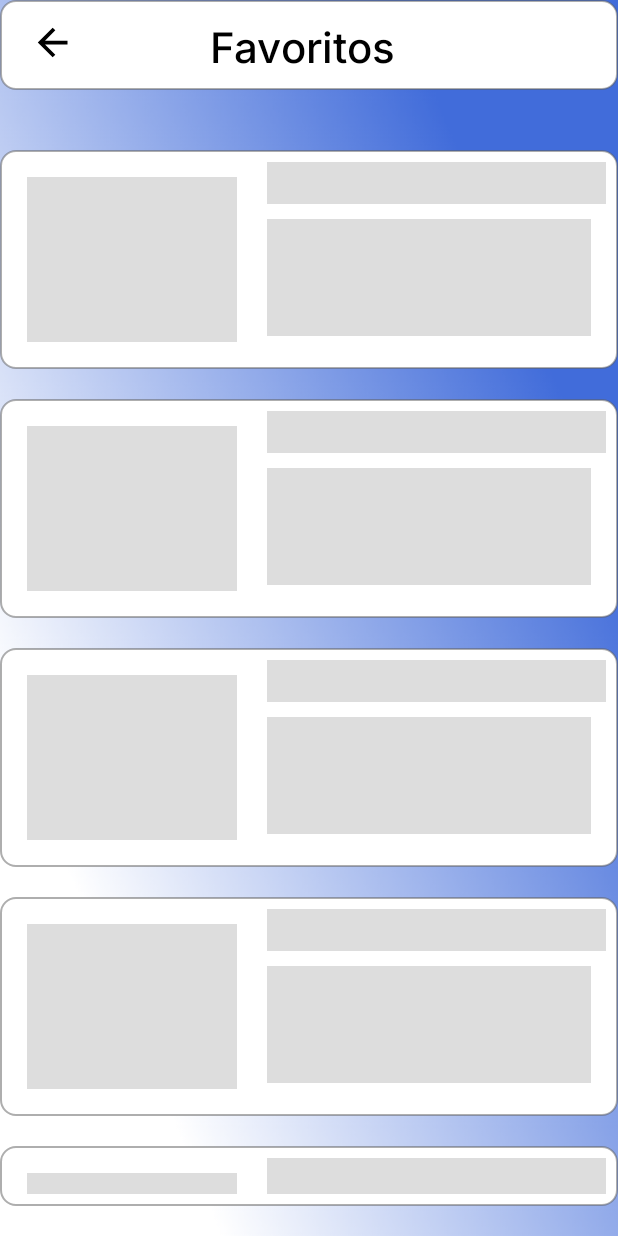
After one commit to Risk43/proyectoKotlin, an Android app: the FavoritesActivity screen opened directly, with no data from a screen before it, on a phone screen of 412 x 824 dp. The commit adds this screen. Run offline under Robolectric (Android 15) with nearby library versions, the phone set to English and light mode, and no system bars; our stand-ins replace Shimmer.

Commit message:
Perfil terminado, inicio part favoritos

```diff
--- /dev/null
+++ b/app/src/main/java/com/example/proyectokotlin/activities/FavoritesActivity.kt
@@ -0,0 +1,12 @@
+package com.example.proyectokotlin.activities
+
+import androidx.appcompat.app.AppCompatActivity
+import android.os.Bundle
+import com.example.proyectokotlin.R
+
+class FavoritesActivity : AppCompatActivity() {
+    override fun onCreate(savedInstanceState: Bundle?) {
+        super.onCreate(savedInstanceState)
+        setContentView(R.layout.activity_favorites)
+    }
+}
--- /dev/null
+++ b/app/src/main/res/layout/activity_favorites.xml
@@ -0,0 +1,71 @@
+<?xml version="1.0" encoding="utf-8"?>
+<LinearLayout xmlns:android="http://schemas.android.com/apk/res/android"
+    xmlns:app="http://schemas.android.com/apk/res-auto"
+    xmlns:tools="http://schemas.android.com/tools"
+    android:layout_width="match_parent"
+    android:layout_height="match_parent"
+    tools:context=".activities.FavoritesActivity"
+    android:background="@mipmap/bg"
+    android:orientation="vertical">
+
+    <LinearLayout
+        android:layout_width="match_parent"
+        android:layout_height="60dp"
+        android:background="@drawable/location_item_layout"
+        android:orientation="horizontal">
+
+        <ImageView
+            android:id="@+id/ivMenu"
+            android:layout_height="30dp"
+            android:layout_width="30dp"
+            android:layout_marginTop="13dp"
+            android:layout_marginLeft="20dp"
+            android:background="@drawable/arrow_left"
+            android:backgroundTint="@color/black"/>
+
+        <TextView
+            android:layout_height="wrap_content"
+            android:layout_width="wrap_content"
+            android:layout_marginLeft="90dp"
+            android:layout_gravity="center"
+            android:fontFamily="@font/inter_medium"
+            android:textSize="28dp"
+            android:textColor="@color/black"
+            android:text="Favoritos"/>
+
+    </LinearLayout>
+
+    <com.facebook.shimmer.ShimmerFrameLayout
+        android:id="@+id/shimmer_view_container"
+        android:layout_width="wrap_content"
+        android:layout_height="wrap_content"
+        android:layout_marginTop="40dp"
+        android:orientation="vertical"
+        app:layout_constraintStart_toStartOf="@+id/rvLocations"
+        app:layout_constraintTop_toTopOf="parent">
+
+    <LinearLayout
+        android:layout_width="match_parent"
+        android:layout_height="wrap_content"
+        android:orientation="vertical">
+
+        <include layout="@layout/location_row_load" />
+        <include layout="@layout/location_row_load" />
+        <include layout="@layout/location_row_load" />
+        <include layout="@layout/location_row_load" />
+        <include layout="@layout/location_row_load" />
+        <include layout="@layout/location_row_load" />
+
+    </LinearLayout>
+
+        <androidx.recyclerview.widget.RecyclerView
+            android:id="@+id/rvFavLocations"
+            android:layout_width="match_parent"
+            android:layout_height="match_parent"
+            app:layout_constraintBottom_toBottomOf="@+id/shimmer_view_container"
+            app:layout_constraintEnd_toEndOf="parent"
+            app:layout_constraintStart_toStartOf="parent" />
+
+    </com.facebook.shimmer.ShimmerFrameLayout>
+
+</LinearLayout>
--- a/app/src/main/res/layout/activity_locations.xml
+++ b/app/src/main/res/layout/activity_locations.xml
@@ -34,11 +34,13 @@
                 android:textSize="32dp"/>
 
             <ImageView
+                android:id="@+id/ivSetFavorite"
                 android:layout_width="40dp"
                 android:layout_height="40dp"
                 android:layout_marginTop="10dp"
                 android:layout_marginLeft="-60dp"
-                android:background="@drawable/ic_fav"/>
+                android:background="@drawable/ic_fav"
+                android:backgroundTint="@color/out_line"/>
 
         </LinearLayout>
 
--- a/app/src/main/res/values/colors.xml
+++ b/app/src/main/res/values/colors.xml
@@ -14,6 +14,7 @@
     <color name="salmon_pastel">#ffccdd</color>
     <color name="salmon">#EA786F</color>
     <color name="salmon_dark">#ff4f78</color>
+    <color name="red">#FF0000</color>
 
     <color name="blue_pastel">#cce6ff</color>
     <color name="blue_light">#00BCD4</color>
--- a/build.gradle
+++ b/build.gradle
@@ -19,7 +19,7 @@ buildscript {
 }
 
 plugins {
-    id 'com.android.application' version '8.0.2' apply false
-    id 'com.android.library' version '8.0.2' apply false
+    id 'com.android.application' version '8.1.0' apply false
+    id 'com.android.library' version '8.1.0' apply false
     id 'org.jetbrains.kotlin.android' version '1.8.20' apply false
 }
```
Also changed, not shown: app/src/main/AndroidManifest.xml (+6 -3 lines), app/src/main/java/com/example/proyectokotlin/activities/LocationsActivity.kt (+87 -10 lines), app/src/main/java/com/example/proyectokotlin/activities/MainActivity.kt (+6 -2 lines), app/src/main/java/com/example/proyectokotlin/activities/ProfileActivity.kt (+18 -5 lines).
